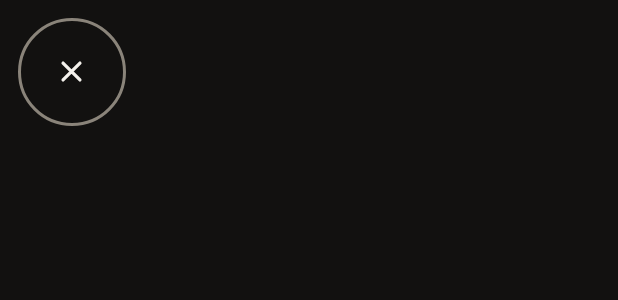
After one commit to Zdevlops/zrec-lite, an Android app: the layout overlay_close.xml on its own in the app's theme, with its tools: preview values and no code run, on a phone screen of 412 x 824 dp. The commit adds this screen. Shown: the top 300 px of the screen. Run offline under Robolectric (Android 15) with nearby library versions, the phone set to English and light mode, and no system bars.

Commit message:
fix: close target stays visible, sync switch after closing, hint in notification
- close target is a ring, so the bubble is not hidden under a filled disc
- target geometry falls back to display metrics before the window is measured
- onResume trusts the saved preference, so a closed bubble is not resurrected
- switch listener is bound once instead of every stats tick
- notification says volume down 2x brings the bubble back

```diff
--- /dev/null
+++ b/app/src/main/res/drawable/bg_close_zone.xml
@@ -0,0 +1,6 @@
+<?xml version="1.0" encoding="utf-8"?>
+<!-- A ring, not a filled disc: the bubble being dragged stays visible through it. -->
+<shape xmlns:android="http://schemas.android.com/apk/res/android" android:shape="oval">
+    <solid android:color="#00000000" />
+    <stroke android:width="2dp" android:color="@color/txtFaint" />
+</shape>
--- /dev/null
+++ b/app/src/main/res/drawable/bg_close_zone_hot.xml
@@ -0,0 +1,5 @@
+<?xml version="1.0" encoding="utf-8"?>
+<shape xmlns:android="http://schemas.android.com/apk/res/android" android:shape="oval">
+    <solid android:color="#33E5484D" />
+    <stroke android:width="3dp" android:color="@color/accent" />
+</shape>
--- /dev/null
+++ b/app/src/main/res/drawable/ic_close.xml
@@ -0,0 +1,9 @@
+<?xml version="1.0" encoding="utf-8"?>
+<vector xmlns:android="http://schemas.android.com/apk/res/android"
+    android:width="24dp" android:height="24dp"
+    android:viewportWidth="24" android:viewportHeight="24">
+    <path android:pathData="M6.8,6.8 L17.2,17.2 M17.2,6.8 L6.8,17.2"
+        android:strokeColor="#FFF4F1EC"
+        android:strokeWidth="2"
+        android:strokeLineCap="round" />
+</vector>
--- /dev/null
+++ b/app/src/main/res/layout/overlay_close.xml
@@ -0,0 +1,24 @@
+<?xml version="1.0" encoding="utf-8"?>
+<!-- Drop target that appears while the bubble is being dragged. Let go over it
+     and the floating control closes. The window is 96dp so the inner ring can
+     grow a little without being clipped by the window surface. -->
+<FrameLayout xmlns:android="http://schemas.android.com/apk/res/android"
+    android:id="@+id/closeZone"
+    android:layout_width="96dp"
+    android:layout_height="96dp">
+
+    <FrameLayout
+        android:id="@+id/closeRing"
+        android:layout_width="72dp"
+        android:layout_height="72dp"
+        android:layout_gravity="center"
+        android:background="@drawable/bg_close_zone">
+
+        <ImageView
+            android:layout_width="26dp"
+            android:layout_height="26dp"
+            android:layout_gravity="center"
+            android:src="@drawable/ic_close"
+            android:contentDescription="Close floating control" />
+    </FrameLayout>
+</FrameLayout>
```
Also changed, not shown: app/src/main/java/com/zrec/recorder/MainActivity.kt (+50 -14 lines), app/src/main/java/com/zrec/recorder/OverlayService.kt (+167 -5 lines), app/src/main/java/com/zrec/recorder/RecorderService.kt (+12 -2 lines), 1 other file.
